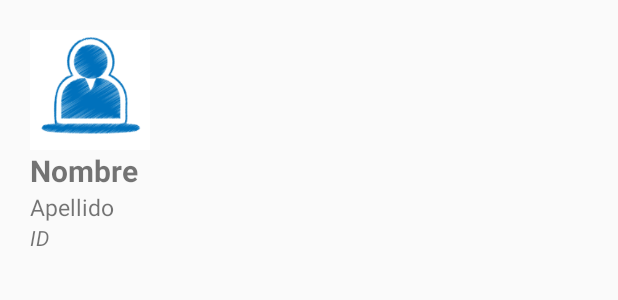
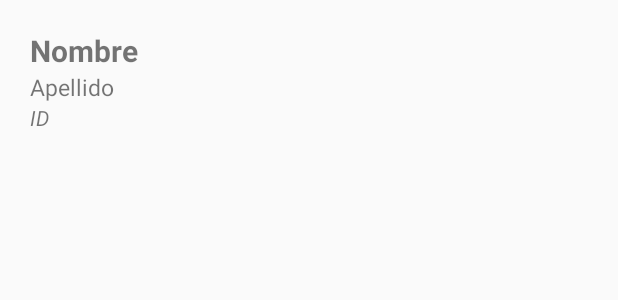
Before and after one commit to SandraGpe/BakerysRaul, an Android app: the layout celda_prototipo_clientes.xml on its own in the app's theme, with its tools: preview values and no code run, on a phone screen of 412 x 824 dp. Shown: the top 300 px of the screen. Run offline under Robolectric (Android 15) with nearby library versions, the light colour scheme and no system bars; network calls fail.

Commit message:
update 24

```diff
--- a/app/src/main/java/com/example/bakerysraul/ClientesAdapter.kt
+++ b/app/src/main/java/com/example/bakerysraul/ClientesAdapter.kt
@@ -18,7 +18,6 @@ private val mContext: Context, private val clickListener: (Clientes)-> Unit)
 
     override fun onBindViewHolder(holder: ClientesAdapter.ClientesViewHolder, position: Int) {
         holder.bind(mListClientes[position],mContext,clickListener)
-        TODO("not implemented") //To change body of created functions use File | Settings | File Templates.
     }
 
     override fun getItemCount(): Int=mListClientes.size
--- a/app/src/main/res/layout/celda_prototipo_clientes.xml
+++ b/app/src/main/res/layout/celda_prototipo_clientes.xml
@@ -10,15 +10,6 @@
         android:layout_height="wrap_content"
         android:orientation="vertical"
         android:layout_margin="10dp">
-    <ImageView
-        android:id="@+id/ivAvatar"
-        android:layout_width="80dp"
-        android:layout_height="80dp"
-        android:layout_marginEnd="10dp"
-        android:layout_marginRight="10dp"
-        android:scaleType="centerCrop"
-        android:background="@drawable/cc"/>
-
     <TextView
         android:id="@+id/Nombre"
         android:layout_width="wrap_content"
```
